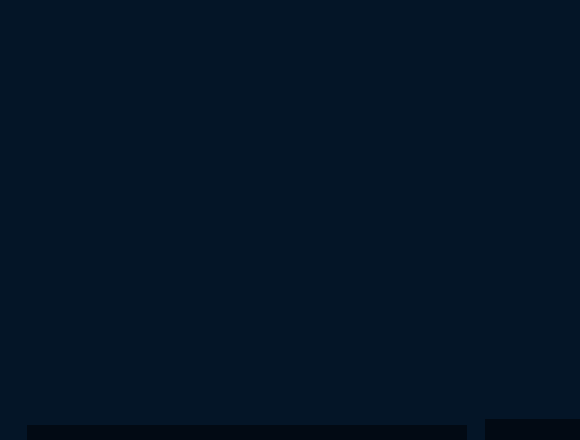
Above: parallel_driving/ui/main_window.ui from NovemberChopin/ParallelDriving before the change; both pictures show x 0 to 580 and y 0 to 440 of the 1187 by 688 pixel window. Below: the same form after it.
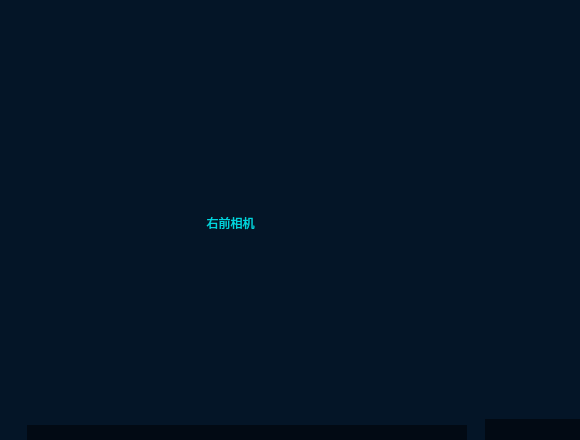
That is the form after the change. Icons and pictures are not drawn.

```diff
--- a/parallel_driving/ui/main_window.ui
+++ b/parallel_driving/ui/main_window.ui
@@ -152,6 +152,123 @@
             <property name="styleSheet">
              <string notr="true">#img_up{border-image: url(:/images/right/33.png);}</string>
             </property>
+            <layout class="QHBoxLayout" name="horizontalLayout_4" stretch="100,9">
+             <property name="spacing">
+              <number>0</number>
+             </property>
+             <property name="leftMargin">
+              <number>0</number>
+             </property>
+             <property name="topMargin">
+              <number>0</number>
+             </property>
+             <property name="rightMargin">
+              <number>0</number>
+             </property>
+             <property name="bottomMargin">
+              <number>0</number>
+             </property>
+             <item>
+              <widget class="QWidget" name="widget_7" native="true">
+               <layout class="QVBoxLayout" name="verticalLayout_9" stretch="0">
+                <item>
+                 <widget class="QWidget" name="widget_8" native="true">
+                  <layout class="QVBoxLayout" name="verticalLayout_10" stretch="12,35,18">
+                   <property name="spacing">
+                    <number>0</number>
+                   </property>
+                   <property name="leftMargin">
+                    <number>0</number>
+                   </property>
+                   <property name="topMargin">
+                    <number>0</number>
+                   </property>
+                   <property name="rightMargin">
+                    <number>0</number>
+                   </property>
+                   <property name="bottomMargin">
+                    <number>0</number>
+                   </property>
+                   <item>
+                    <spacer name="verticalSpacer">
+                     <property name="orientation">
+                      <enum>Qt::Vertical</enum>
+                     </property>
+                     <property name="sizeHint" stdset="0">
+                      <size>
+                       <width>20</width>
+                       <height>40</height>
+                      </size>
+                     </property>
+                    </spacer>
+                   </item>
+                   <item>
+                    <widget class="QWidget" name="widget_9" native="true">
+                     <layout class="QVBoxLayout" name="verticalLayout_11">
+                      <property name="spacing">
+                       <number>0</number>
+                      </property>
+                      <property name="leftMargin">
+                       <number>5</number>
+                      </property>
+                      <property name="topMargin">
+                       <number>0</number>
+                      </property>
+                      <property name="rightMargin">
+                       <number>0</number>
+                      </property>
+                      <property name="bottomMargin">
+                       <number>0</number>
+                      </property>
+                      <item>
+                       <widget class="QLabel" name="right_img_up">
+                        <property name="styleSheet">
+                         <string notr="true">#right_img_up{color: rgb(0, 212, 222);}</string>
+                        </property>
+                        <property name="text">
+                         <string>右前相机</string>
+                        </property>
+                        <property name="alignment">
+                         <set>Qt::AlignCenter</set>
+                        </property>
+                       </widget>
+                      </item>
+                     </layout>
+                    </widget>
+                   </item>
+                   <item>
+                    <spacer name="verticalSpacer_2">
+                     <property name="orientation">
+                      <enum>Qt::Vertical</enum>
+                     </property>
+                     <property name="sizeHint" stdset="0">
+                      <size>
+                       <width>20</width>
+                       <height>40</height>
+                      </size>
+                     </property>
+                    </spacer>
+                   </item>
+                  </layout>
+                 </widget>
+                </item>
+               </layout>
+              </widget>
+             </item>
+             <item>
+              <spacer name="horizontalSpacer">
+               <property name="orientation">
+                <enum>Qt::Horizontal</enum>
+               </property>
+               <property name="sizeHint" stdset="0">
+                <size>
+                 <width>40</width>
+                 <height>20</height>
+                </size>
+               </property>
+              </spacer>
+             </item>
+            </layout>
            </widget>
           </item>
           <item>
```
Left out of the diff: 4 changed lines with no effect on the pictures.
